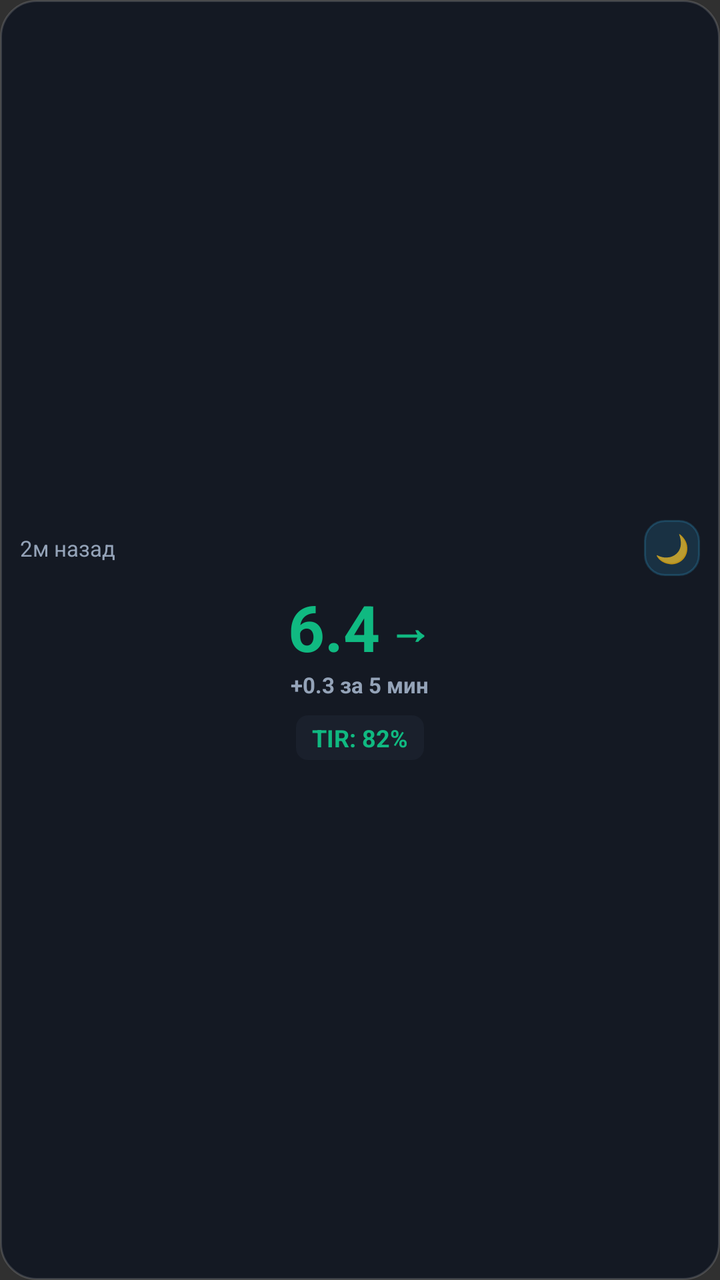
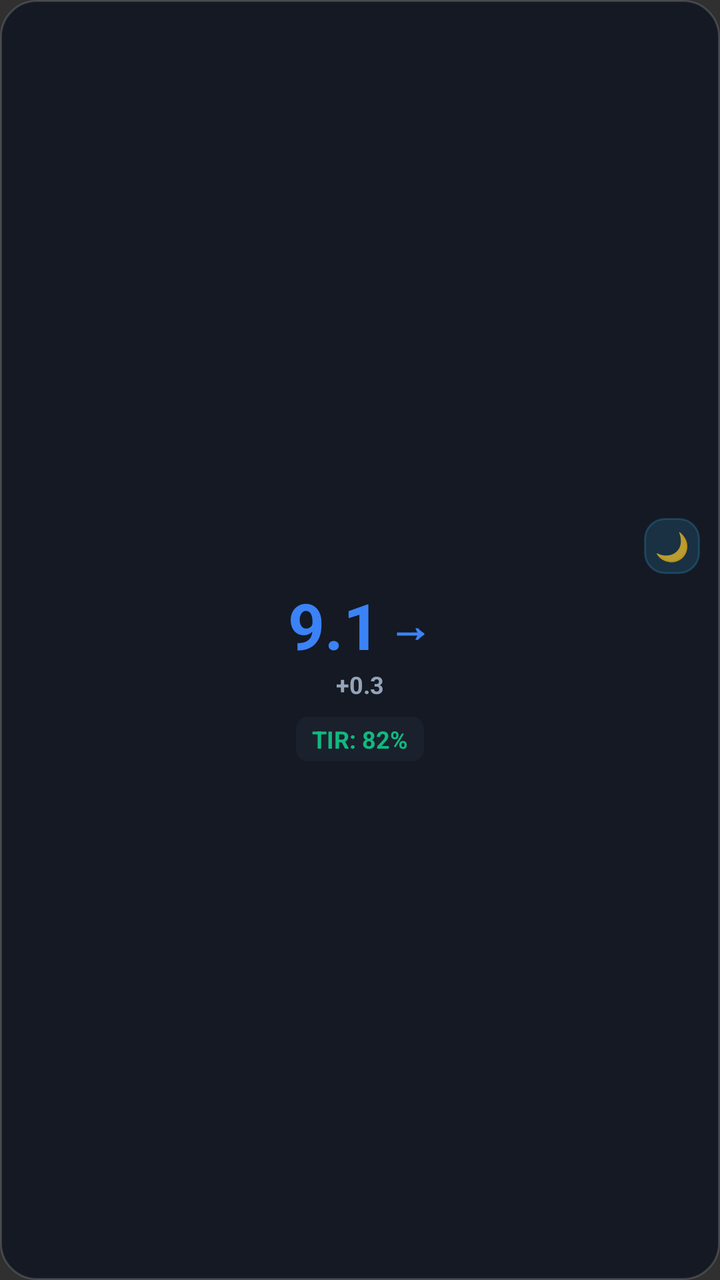

Two renders of the same Android screen: before a commit and after it. Below are the layout's source before the change and the commit's diff.
<!-- AndroidManifest.xml: application theme Theme.TIRUp -->
<!-- res/layout/widget_compact.xml -->
<?xml version="1.0" encoding="utf-8"?>
<LinearLayout xmlns:android="http://schemas.android.com/apk/res/android"
    android:id="@+id/widget_root"
    android:layout_width="match_parent"
    android:layout_height="match_parent"
    android:background="@drawable/widget_background"
    android:gravity="center"
    android:orientation="vertical"
    android:padding="10dp">

    <RelativeLayout
        android:layout_width="match_parent"
        android:layout_height="wrap_content">

        <TextView
            android:id="@+id/widget_time_ago"
            android:layout_width="wrap_content"
            android:layout_height="wrap_content"
            android:layout_alignParentStart="true"
            android:layout_centerVertical="true"
            android:text="2м назад"
            android:textColor="#94A3B8"
            android:textSize="11sp" />

        <TextView
            android:id="@+id/widget_btn_nightstand"
            android:layout_width="28dp"
            android:layout_height="28dp"
            android:layout_alignParentEnd="true"
            android:background="@drawable/widget_button_bg"
            android:gravity="center"
            android:text="🌙"
            android:textSize="14sp" />
    </RelativeLayout>

    <LinearLayout
        android:layout_width="wrap_content"
        android:layout_height="wrap_content"
        android:layout_marginTop="4dp"
        android:gravity="center_vertical"
        android:orientation="horizontal">

        <TextView
            android:id="@+id/widget_glucose_value"
            android:layout_width="wrap_content"
            android:layout_height="wrap_content"
            android:text="6.4"
            android:textColor="#10B981"
            android:textSize="32sp"
            android:textStyle="bold" />

        <TextView
            android:id="@+id/widget_trend_arrow"
            android:layout_width="wrap_content"
            android:layout_height="wrap_content"
            android:paddingStart="4dp"
            android:text="→"
            android:textColor="#10B981"
            android:textSize="22sp"
            android:textStyle="bold" />
    </LinearLayout>

    <TextView
        android:id="@+id/widget_delta_value"
        android:layout_width="wrap_content"
        android:layout_height="wrap_content"
        android:text="+0.3 за 5 мин"
        android:textColor="#94A3B8"
        android:textSize="11sp"
        android:textStyle="bold" />

    <TextView
        android:id="@+id/widget_tir_score"
        android:layout_width="wrap_content"
        android:layout_height="wrap_content"
        android:layout_marginTop="8dp"
        android:background="@drawable/widget_badge_bg"
        android:paddingStart="8dp"
        android:paddingTop="3dp"
        android:paddingEnd="8dp"
        android:paddingBottom="3dp"
        android:text="TIR: 82%"
        android:textColor="#10B981"
        android:textSize="12sp"
        android:textStyle="bold" />

</LinearLayout>
<!-- resources referenced by this layout -->
<resources>
  <!-- drawable widget_background (drawable) -->
  <?xml version="1.0" encoding="utf-8"?>
  <shape xmlns:android="http://schemas.android.com/apk/res/android"
      android:shape="rectangle">
      <solid android:color="#D9101622" />
      <corners android:radius="18dp" />
      <stroke
          android:width="1dp"
          android:color="#26FFFFFF" />
  </shape>
  <!-- drawable widget_badge_bg (drawable) -->
  <?xml version="1.0" encoding="utf-8"?>
  <shape xmlns:android="http://schemas.android.com/apk/res/android"
      android:shape="rectangle">
      <solid android:color="#1F475569" />
      <corners android:radius="6dp" />
  </shape>
  <!-- drawable widget_button_bg (drawable) -->
  <?xml version="1.0" encoding="utf-8"?>
  <shape xmlns:android="http://schemas.android.com/apk/res/android"
      android:shape="rectangle">
      <solid android:color="#2638BDF8" />
      <corners android:radius="10dp" />
      <stroke
          android:width="1dp"
          android:color="#3338BDF8" />
  </shape>
  <style name="Theme.TIRUp" parent="android:Theme.Material.NoActionBar">
          <item name="android:statusBarColor">@color/background_dark</item>
          <item name="android:navigationBarColor">@color/background_dark</item>
      </style>
  <color name="background_dark">#0F172A</color>
</resources>

<!-- the commit's change to res/layout/widget_compact.xml (unified diff, before → after) -->
@@ -18,9 +18,10 @@
             android:layout_height="wrap_content"
             android:layout_alignParentStart="true"
             android:layout_centerVertical="true"
-            android:text="2м назад"
+            android:text="2м"
             android:textColor="#94A3B8"
-            android:textSize="11sp" />
+            android:textSize="11sp"
+            android:visibility="gone" />
 
         <TextView
             android:id="@+id/widget_btn_nightstand"
@@ -44,8 +45,8 @@
             android:id="@+id/widget_glucose_value"
             android:layout_width="wrap_content"
             android:layout_height="wrap_content"
-            android:text="6.4"
-            android:textColor="#10B981"
+            android:text="9.1"
+            android:textColor="#3B82F6"
             android:textSize="32sp"
             android:textStyle="bold" />
 
@@ -55,7 +56,7 @@
             android:layout_height="wrap_content"
             android:paddingStart="4dp"
             android:text="→"
-            android:textColor="#10B981"
+            android:textColor="#3B82F6"
             android:textSize="22sp"
             android:textStyle="bold" />
     </LinearLayout>
@@ -64,9 +65,9 @@
         android:id="@+id/widget_delta_value"
         android:layout_width="wrap_content"
         android:layout_height="wrap_content"
-        android:text="+0.3 за 5 мин"
+        android:text="+0.3"
         android:textColor="#94A3B8"
-        android:textSize="11sp"
+        android:textSize="12sp"
         android:textStyle="bold" />
 
     <TextView
